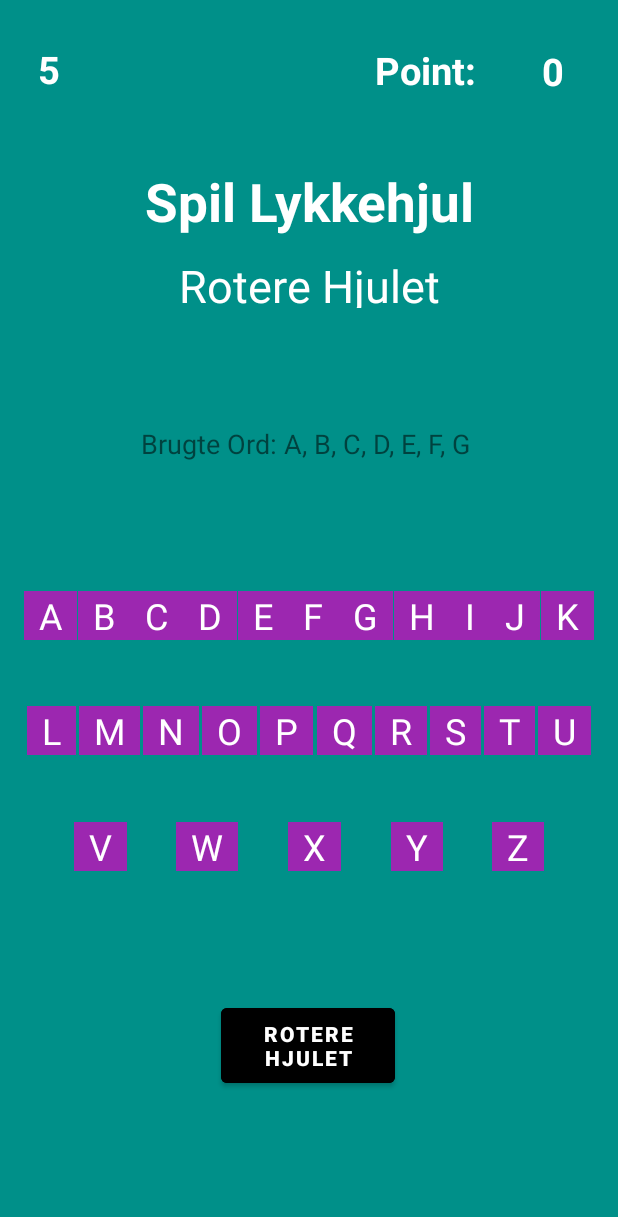
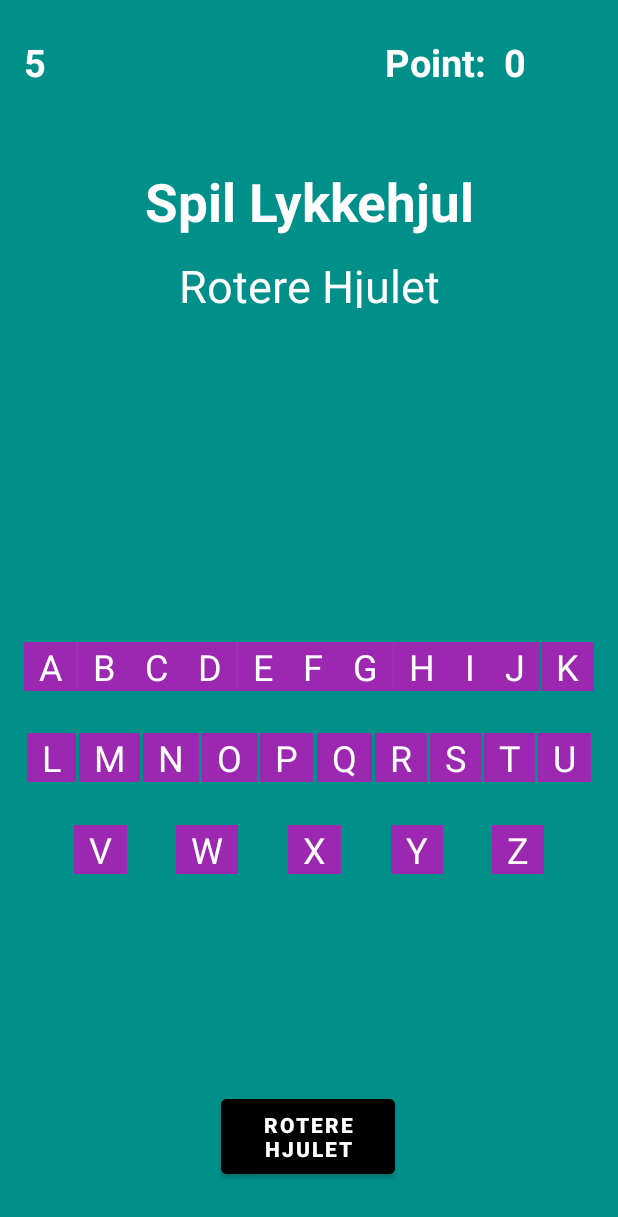
Before and after one commit to AlecRanjitkar/Lykkehjul, an Android app: the layout fragment_main.xml on its own in the app's theme, with its tools: preview values and no code run, on a phone screen of 412 x 824 dp. Shown: the top 1217 px of the screen. Run offline under Robolectric (Android 15) with nearby library versions, the phone set to English and light mode, and no system bars.

Commit message:
Generalt Refactoring

```diff
--- a/app/build.gradle
+++ b/app/build.gradle
@@ -38,6 +38,9 @@ dependencies {
     implementation 'androidx.appcompat:appcompat:1.3.1'
     implementation 'com.google.android.material:material:1.4.0'
     implementation 'androidx.constraintlayout:constraintlayout:2.1.1'
+    implementation 'androidx.navigation:navigation-fragment-ktx:2.3.5'
+    implementation 'androidx.navigation:navigation-ui-ktx:2.3.5'
+    implementation 'androidx.legacy:legacy-support-v4:1.0.0'
     testImplementation 'junit:junit:4.+'
     androidTestImplementation 'androidx.test.ext:junit:1.1.3'
     androidTestImplementation 'androidx.test.espresso:espresso-core:3.4.0'
--- a/app/src/main/java/com/example/lykkehjul/Fragment/TabtFragment.kt
+++ b/app/src/main/java/com/example/lykkehjul/Fragment/TabtFragment.kt
@@ -26,7 +26,7 @@ class tabtFragment : Fragment() {
 
         val fragmentStartNytSpil: Button = view.findViewById(R.id.fragmentStartNytSpil)
 
-        fragmentStartNytSpil.setOnClickListener{
+        fragmentStartNytSpil.setOnClickListener {
             Navigation.findNavController(view).navigate(R.id.action_tabtFragment_to_mainFragment)
         }
     }
--- a/app/src/main/java/com/example/lykkehjul/Fragment/VandtFragment.kt
+++ b/app/src/main/java/com/example/lykkehjul/Fragment/VandtFragment.kt
@@ -19,12 +19,13 @@ class vandtFragment : Fragment() {
         // Inflate the layout for this fragment
         return inflater.inflate(R.layout.fragment_vandt, container, false)
     }
+
     override fun onViewCreated(view: View, savedInstanceState: Bundle?) {
         super.onViewCreated(view, savedInstanceState)
 
         val fragmentStartNytSpil: Button = view.findViewById(R.id.fragmentStartNytSpil)
 
-        fragmentStartNytSpil.setOnClickListener{
+        fragmentStartNytSpil.setOnClickListener {
             Navigation.findNavController(view).navigate(R.id.action_vandtFragment_to_mainFragment)
         }
 
--- a/app/src/main/java/com/example/lykkehjul/MainActivity.kt
+++ b/app/src/main/java/com/example/lykkehjul/MainActivity.kt
@@ -1,12 +1,10 @@
 package com.example.lykkehjul
 
+import android.os.Bundle
 import androidx.appcompat.app.AppCompatActivity
-import android.os.Bundle
-
 
 
 class MainActivity : AppCompatActivity() {
-
     override fun onCreate(savedInstanceState: Bundle?) {
         super.onCreate(savedInstanceState)
         setContentView(R.layout.activity_main)
--- a/app/src/main/res/layout/fragment_main.xml
+++ b/app/src/main/res/layout/fragment_main.xml
@@ -5,14 +5,14 @@
     android:layout_width="match_parent"
     android:layout_height="match_parent"
     android:background="#009089"
-    tools:context=".mainFragment">
+    tools:context=".Fragment.mainFragment">
 
 
     <Button
         android:id="@+id/Knap"
         android:layout_width="116dp"
         android:layout_height="62dp"
-        android:layout_marginBottom="96dp"
+        android:layout_marginBottom="35dp"
         android:backgroundTint="@color/black"
         android:gravity="center"
         android:text="Rotere Hjulet"
@@ -54,81 +54,60 @@
         app:layout_constraintTop_toTopOf="parent"
         app:layout_constraintVertical_bias="0.0" />
 
+
     <TextView
         android:id="@+id/Liv"
         android:layout_width="wrap_content"
         android:layout_height="35dp"
-        android:layout_marginLeft="25dp"
-        android:layout_marginTop="2dp"
+        android:layout_marginStart="16dp"
+        android:layout_marginTop="24dp"
         android:text="5"
         android:textColor="@color/white"
         android:textSize="25dp"
         android:textStyle="bold"
-        app:layout_constraintBottom_toBottomOf="parent"
-        app:layout_constraintHorizontal_bias="0.0"
-        app:layout_constraintLeft_toLeftOf="parent"
-        app:layout_constraintRight_toRightOf="parent"
-        app:layout_constraintTop_toTopOf="parent"
-        app:layout_constraintVertical_bias="0.034" />
+        app:layout_constraintStart_toStartOf="parent"
+        app:layout_constraintTop_toTopOf="parent" />
 
     <TextView
         android:id="@+id/Point"
         android:layout_width="wrap_content"
         android:layout_height="35dp"
-        android:layout_marginLeft="-400dp"
+        android:layout_marginStart="12dp"
+        android:layout_marginTop="24dp"
         android:text="0"
         android:textColor="@color/white"
         android:textSize="25dp"
         android:textStyle="bold"
-        app:layout_constraintBottom_toBottomOf="parent"
-        app:layout_constraintHorizontal_bias="0.955"
-        app:layout_constraintLeft_toLeftOf="parent"
-        app:layout_constraintRight_toRightOf="parent"
-        app:layout_constraintTop_toTopOf="parent"
-        app:layout_constraintVertical_bias="0.038" />
-
+        app:layout_constraintStart_toEndOf="@+id/Pointnavn"
+        app:layout_constraintTop_toTopOf="parent" />
 
     <TextView
         android:id="@+id/Pointnavn"
         android:layout_width="wrap_content"
         android:layout_height="35dp"
-        android:layout_marginLeft="250dp"
+        android:layout_marginTop="24dp"
+        android:layout_marginEnd="88dp"
         android:text="Point:"
         android:textColor="@color/white"
         android:textSize="25dp"
         android:textStyle="bold"
-        app:layout_constraintBottom_toBottomOf="parent"
-        app:layout_constraintHorizontal_bias="0.0"
-        app:layout_constraintLeft_toLeftOf="parent"
-        app:layout_constraintRight_toRightOf="parent"
-        app:layout_constraintTop_toTopOf="parent"
-        app:layout_constraintVertical_bias="0.037" />
-
-    <TextView
-        android:id="@+id/brugtBogstav"
-        android:layout_width="match_parent"
-        android:layout_height="wrap_content"
-        android:layout_marginTop="283dp"
-        android:gravity="center"
-        android:textSize="18dp"
-        app:layout_constraintTop_toTopOf="parent"
-        tools:layout_editor_absoluteX="16dp"
-        tools:text="Brugte Ord: A, B, C, D, E, F, G " />
+        app:layout_constraintEnd_toEndOf="parent"
+        app:layout_constraintTop_toTopOf="parent" />
 
     <androidx.constraintlayout.widget.ConstraintLayout
         android:id="@+id/bogstavLayout"
         android:layout_width="match_parent"
-        android:layout_height="0dp"
-        android:layout_marginTop="25dp"
-        android:layout_marginBottom="25dp"
-        app:layout_constraintBottom_toTopOf="@id/Knap"
-        app:layout_constraintTop_toBottomOf="@id/brugtBogstav">
+        android:layout_height="243dp"
+        android:layout_marginTop="57dp"
+        android:layout_marginBottom="54dp"
+        app:layout_constraintBottom_toTopOf="@+id/Knap"
+        app:layout_constraintTop_toBottomOf="@+id/Recycler">
 
         <TextView
             android:id="@+id/a"
             android:layout_width="wrap_content"
             android:layout_height="wrap_content"
-            android:background="#9C27B0"
+            android:background="@color/pink"
             android:paddingHorizontal="10dp"
             android:text="A"
             android:textColor="@color/white"
@@ -142,8 +121,8 @@
             android:paddingHorizontal="10dp"
             android:text="B"
             android:textColor="@color/white"
-            android:textSize="24dp"
-            tools:ignore="MissingConstraints" />
+            android:textSize="24dp" />
+
 
         <TextView
             android:id="@+id/c"
@@ -392,9 +371,10 @@
             android:padding="16dp"
             app:constraint_referenced_ids="a, b, c, d, e, f, g, h, i, j, k, l, m, n, o, p, q, r, s, t, u, v, w, x, y, z"
             app:flow_wrapMode="chain"
-            />
-
-
+            app:layout_constraintBottom_toBottomOf="parent"
+            app:layout_constraintEnd_toEndOf="parent"
+            app:layout_constraintStart_toStartOf="parent"
+            app:layout_constraintTop_toTopOf="parent" />
     </androidx.constraintlayout.widget.ConstraintLayout>
 
     <androidx.recyclerview.widget.RecyclerView
--- a/app/src/main/res/layout/fragment_tabt.xml
+++ b/app/src/main/res/layout/fragment_tabt.xml
@@ -6,7 +6,7 @@
     android:layout_width="match_parent"
     android:layout_height="match_parent"
     android:background="#009089"
-    tools:context=".tabtFragment">
+    tools:context="com.example.lykkehjul.view.tabtFragment">
 
 
     <TextView
--- a/app/src/main/res/layout/fragment_vandt.xml
+++ b/app/src/main/res/layout/fragment_vandt.xml
@@ -6,7 +6,7 @@
     android:layout_width="match_parent"
     android:layout_height="match_parent"
     android:background="#009089"
-    tools:context=".vandtFragment">
+    tools:context=".Fragment.vandtFragment">
 
 
     <TextView
--- a/app/src/main/res/layout/list_item.xml
+++ b/app/src/main/res/layout/list_item.xml
@@ -2,8 +2,8 @@
 <TextView xmlns:android="http://schemas.android.com/apk/res/android"
     android:id="@+id/itemTitle"
     android:orientation="vertical"
-    android:layout_width="25dp"
+    android:layout_width="20dp"
     android:layout_height="40dp"
     android:textColor="@color/white"
-    android:textSize="30dp"
+    android:textSize="25dp"
     android:gravity="center"/>
--- a/app/src/main/res/navigation/my_nav.xml
+++ b/app/src/main/res/navigation/my_nav.xml
@@ -7,7 +7,7 @@
 
     <fragment
         android:id="@+id/mainFragment"
-        android:name="com.example.lykkehjul.mainFragment"
+        android:name="com.example.lykkehjul.Fragment.mainFragment"
         android:label="fragment_main"
         tools:layout="@layout/fragment_main" >
         <action
@@ -19,7 +19,7 @@
     </fragment>
     <fragment
         android:id="@+id/tabtFragment"
-        android:name="com.example.lykkehjul.tabtFragment"
+        android:name="com.example.lykkehjul.Fragment.tabtFragment"
         android:label="fragment_tabt"
         tools:layout="@layout/fragment_tabt" >
         <action
@@ -28,7 +28,7 @@
     </fragment>
     <fragment
         android:id="@+id/vandtFragment"
-        android:name="com.example.lykkehjul.vandtFragment"
+        android:name="com.example.lykkehjul.Fragment.vandtFragment"
         android:label="fragment_vandt"
         tools:layout="@layout/fragment_vandt" >
         <action
--- a/app/src/main/res/values/strings.xml
+++ b/app/src/main/res/values/strings.xml
@@ -1,4 +1,6 @@
 <resources>
     <string name="app_name">s205427_lykkehjul</string>
+    <!-- TODO: Remove or change this placeholder text -->
+    <string name="hello_blank_fragment">Hello blank fragment</string>
 
 </resources>
```
Also changed, not shown: app/src/main/java/com/example/lykkehjul/Data/Datasource.kt (+15 -5 lines), app/src/main/java/com/example/lykkehjul/Fragment/MainFragment.kt (+19 -24 lines).
